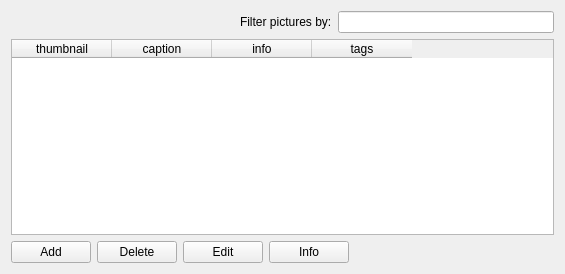
First picture: the form in client/uiforms/pictures.ui, repository Wolframe/configurator, before the edit.
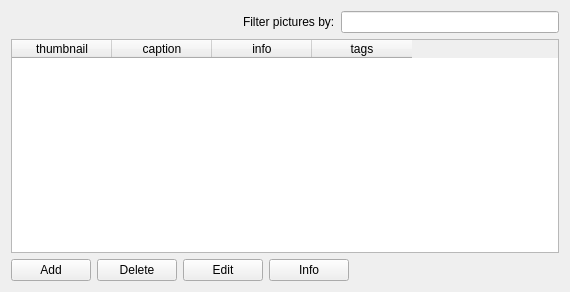
Second picture: the form after the edit. Icons and pictures are not drawn.

Commit message: tried to fix sizing policy of picture window

What changed in the file:
```diff
--- a/client/uiforms/pictures.ui
+++ b/client/uiforms/pictures.ui
@@ -6,10 +6,16 @@
    <rect>
     <x>0</x>
     <y>0</y>
-    <width>565</width>
-    <height>274</height>
+    <width>570</width>
+    <height>292</height>
    </rect>
   </property>
+  <property name="minimumSize">
+   <size>
+    <width>570</width>
+    <height>0</height>
+   </size>
+  </property>
   <property name="windowTitle">
    <string>Pictures</string>
   </property>
```
Left out of the diff: 5 changed lines with no effect on the pictures.
